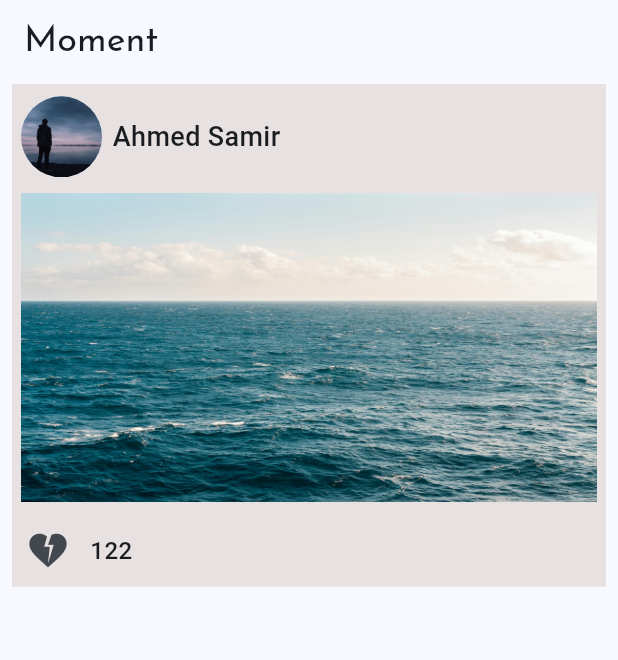
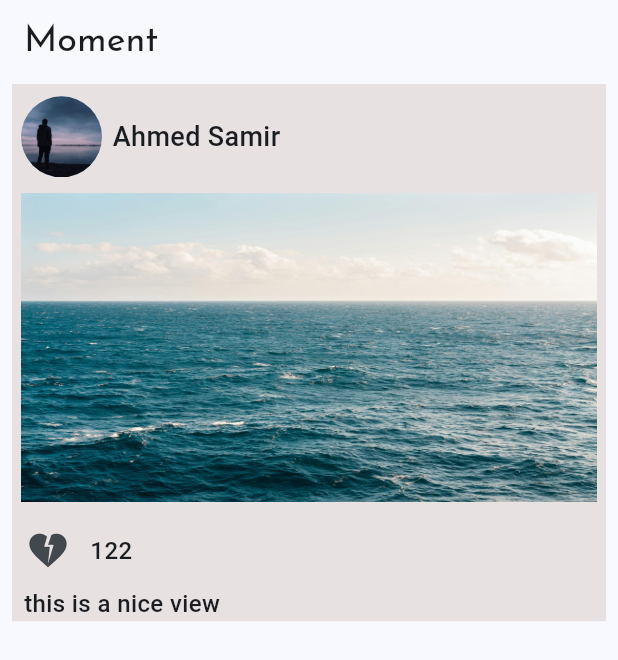
Before and after one commit to AhmedSamir25/moment, a Flutter app: the screen it shows once a user with an empty profile is signed in, on a phone screen of 412 x 824 dp. Shown: the top 660 px of the screen. Run offline on Flutter 3.47's test engine with Material 3 defaults, Android fonts, the phone set to English and light mode, and no system bars; our stand-ins replace cloud_firestore, firebase_auth, firebase_core, firebase_storage, flutter_bloc, image_picker and 1 more; accounts and stored records are empty.

Commit message:
post captions

```diff
--- a/lib/features/home/presentation/view/widgets/post_body.dart
+++ b/lib/features/home/presentation/view/widgets/post_body.dart
@@ -1,5 +1,7 @@
 import 'package:flutter/material.dart';
+import 'package:flutter/widgets.dart';
 import 'package:moment/features/home/presentation/view/widgets/header_post.dart';
+import 'package:moment/features/home/presentation/view/widgets/post_captions.dart';
 import 'package:moment/features/home/presentation/view/widgets/post_image.dart';
 import 'package:moment/features/home/presentation/view/widgets/post_like.dart';
 
@@ -20,7 +22,7 @@ class PostBody extends StatelessWidget {
         SizedBox(height: heightMedia * 0.01,),
         PostLike(onPressed: (){},
          countLike: 122),
-
+         const PostCaptions(postCaptions: 'this is a nice view '),
       ],
       ),
 
--- /dev/null
+++ b/lib/features/home/presentation/view/widgets/post_captions.dart
@@ -0,0 +1,16 @@
+import 'package:flutter/widgets.dart';
+import 'package:moment/core/theme/text_style.dart';
+
+class PostCaptions extends StatelessWidget {
+  const PostCaptions({super.key, required this.postCaptions});
+  final String postCaptions;
+  @override
+  Widget build(BuildContext context) {
+    return Padding(
+      padding: const EdgeInsets.symmetric(horizontal: 8.0),
+      child: Align(
+            alignment: Alignment.centerLeft,
+            child: Text(postCaptions,style: StyleText.textStyle16,)),
+    );
+  }
+}
```
